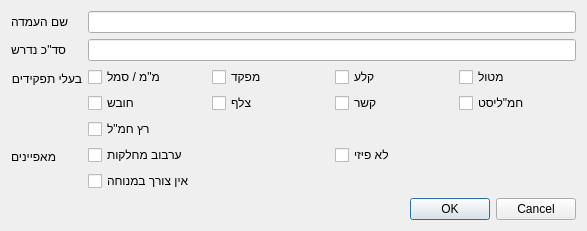
omertal88/shavzak, file ui/PositionDialog.ui: the form before one commit.
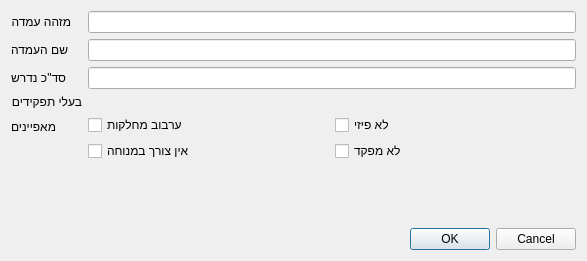
The form after the commit. Custom widgets are drawn as their Qt base class.

```diff
--- a/ui/PositionDialog.ui
+++ b/ui/PositionDialog.ui
@@ -7,7 +7,7 @@
     <x>0</x>
     <y>0</y>
     <width>587</width>
-    <height>231</height>
+    <height>261</height>
    </rect>
   </property>
   <property name="windowTitle">
@@ -16,108 +16,41 @@
   <layout class="QVBoxLayout" name="verticalLayout">
    <item>
     <layout class="QFormLayout" name="formLayout">
-     <item row="0" column="0">
+     <item row="1" column="0">
       <widget class="QLabel" name="label_3">
        <property name="text">
         <string>שם העמדה</string>
        </property>
       </widget>
      </item>
-     <item row="0" column="1">
+     <item row="1" column="1">
       <widget class="QLineEdit" name="positionNameEdit"/>
      </item>
-     <item row="1" column="0">
+     <item row="2" column="0">
       <widget class="QLabel" name="label">
        <property name="text">
         <string>סד&quot;כ נדרש</string>
        </property>
       </widget>
      </item>
-     <item row="1" column="1">
+     <item row="2" column="1">
       <widget class="QLineEdit" name="manpowerEdit"/>
      </item>
-     <item row="2" column="0">
+     <item row="3" column="0">
       <widget class="QLabel" name="label_2">
        <property name="text">
         <string>בעלי תפקידים</string>
        </property>
       </widget>
      </item>
-     <item row="2" column="1">
-      <layout class="QGridLayout" name="gridLayout">
-       <item row="0" column="0">
-        <widget class="QCheckBox" name="officerCheck">
-         <property name="text">
-          <string>מ&quot;מ / סמל</string>
-         </property>
-        </widget>
-       </item>
-       <item row="1" column="3">
-        <widget class="QCheckBox" name="hamalistCheck">
-         <property name="text">
-          <string>חמ&quot;ליסט</string>
-         </property>
-        </widget>
-       </item>
-       <item row="1" column="1">
-        <widget class="QCheckBox" name="sniperCheck">
-         <property name="text">
-          <string>צלף</string>
-         </property>
-        </widget>
-       </item>
-       <item row="0" column="3">
-        <widget class="QCheckBox" name="grenadeLauncherCheck">
-         <property name="text">
-          <string>מטול</string>
-         </property>
-        </widget>
-       </item>
-       <item row="0" column="2">
-        <widget class="QCheckBox" name="sharpshooterCheck">
-         <property name="text">
-          <string>קלע</string>
-         </property>
-        </widget>
-       </item>
-       <item row="0" column="1">
-        <widget class="QCheckBox" name="commanderCheck">
-         <property name="text">
-          <string>מפקד</string>
-         </property>
-        </widget>
-       </item>
-       <item row="1" column="2">
-        <widget class="QCheckBox" name="signallerCheck">
-         <property name="text">
-          <string>קשר</string>
-         </property>
-        </widget>
-       </item>
-       <item row="1" column="0">
-        <widget class="QCheckBox" name="medicCheck">
-         <property name="text">
-          <string>חובש</string>
-         </property>
-        </widget>
-       </item>
-       <item row="2" column="0">
-        <widget class="QCheckBox" name="hamalRunnerCheck">
-         <property name="text">
-          <string>רץ חמ&quot;ל</string>
-         </property>
-        </widget>
-       </item>
-      </layout>
-     </item>
-     <item row="3" column="0">
+     <item row="4" column="0">
       <widget class="QLabel" name="label_4">
        <property name="text">
         <string>מאפיינים</string>
        </property>
       </widget>
      </item>
-     <item row="3" column="1">
+     <item row="4" column="1">
       <layout class="QGridLayout" name="gridLayout_2">
        <item row="1" column="1">
         <widget class="QCheckBox" name="notPhysicalCheck">
@@ -140,8 +73,39 @@
          </property>
         </widget>
        </item>
+       <item row="2" column="1">
+        <widget class="QCheckBox" name="notCommanderCheck">
+         <property name="text">
+          <string>לא מפקד</string>
+         </property>
+        </widget>
+       </item>
       </layout>
      </item>
+     <item row="0" column="0">
+      <widget class="QLabel" name="label_5">
+       <property name="text">
+        <string>מזהה עמדה</string>
+       </property>
+      </widget>
+     </item>
+     <item row="0" column="1">
+      <widget class="QLineEdit" name="uidEdit">
+       <property name="text">
+        <string/>
+       </property>
+       <property name="readOnly">
+        <bool>true</bool>
+       </property>
+      </widget>
+     </item>
+     <item row="3" column="1">
+      <widget class="RolesWidget" name="rolesWidget" native="true">
+       <property name="focusPolicy">
+        <enum>Qt::TabFocus</enum>
+       </property>
+      </widget>
+     </item>
     </layout>
    </item>
    <item>
@@ -156,6 +120,14 @@
    </item>
   </layout>
  </widget>
+ <customwidgets>
+  <customwidget>
+   <class>RolesWidget</class>
+   <extends>QWidget</extends>
+   <header>ui.Promoted.RolesWidget.h</header>
+   <container>1</container>
+  </customwidget>
+ </customwidgets>
  <tabstops>
   <tabstop>positionNameEdit</tabstop>
   <tabstop>manpowerEdit</tabstop>
```
Left out of the diff: 20 changed lines with no effect on the pictures.
